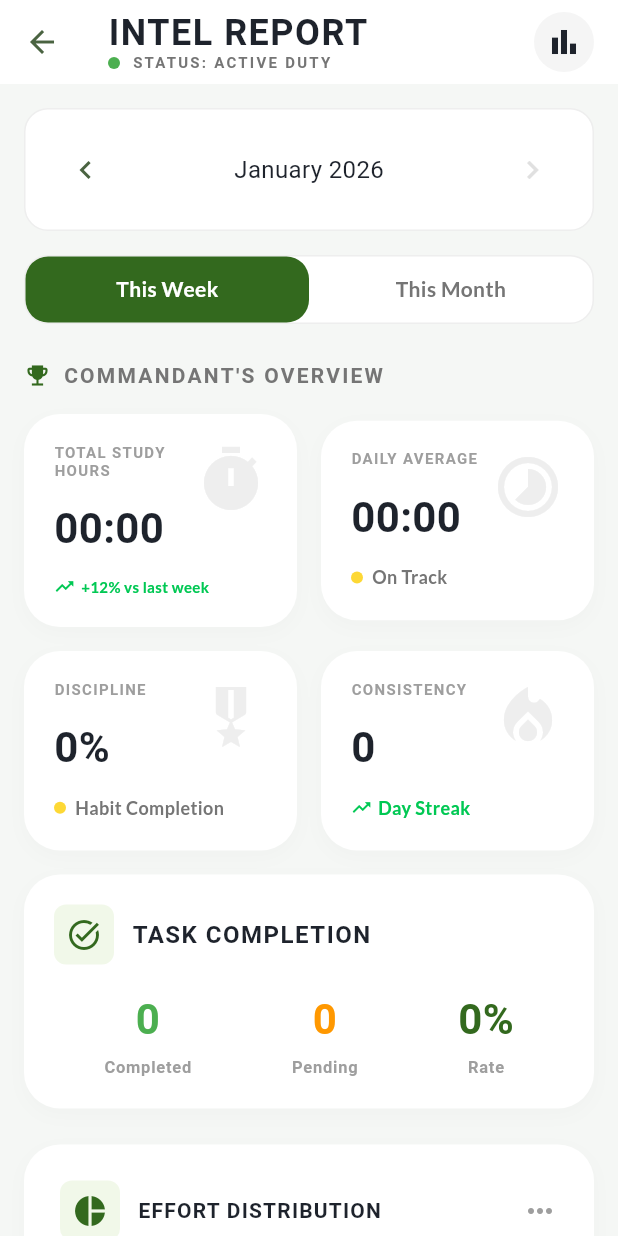
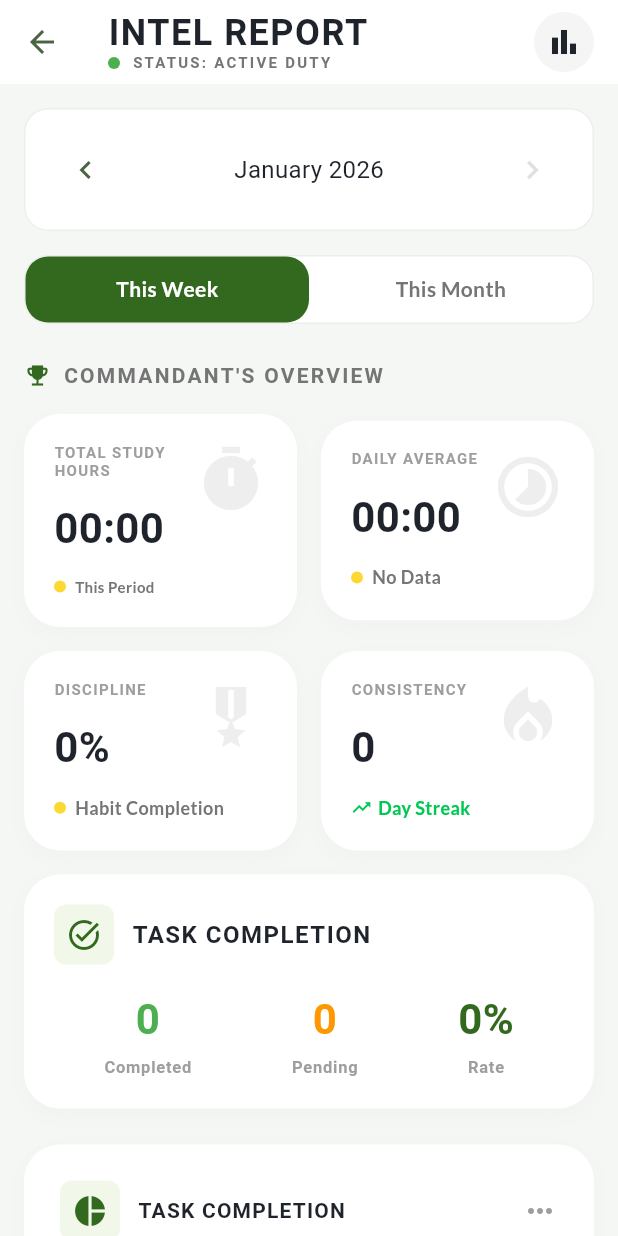
Before and after one commit to Jadav-Gajanand-19/Pahaar---Your-study-buddy, a Flutter app: the screen it shows once a user with an empty profile is signed in, scrolled down 576 dp, after a tap on the "insights" icon, on a phone screen of 412 x 824 dp. Run offline on Flutter 3.47's test engine with Material 3 defaults, Android fonts, the phone set to English and light mode, and no system bars; our stand-ins replace cloud_firestore, firebase_auth, firebase_core, firebase_messaging, fl_chart, flutter_local_notifications and 7 more; accounts and stored records are empty; Roboto replaces fonts that are missing (Black Ops One).

Commit message:
updated intel report

```diff
--- a/lib/core/utils/streak_calculator.dart
+++ b/lib/core/utils/streak_calculator.dart
@@ -4,13 +4,14 @@ int calculateStreak(List<Timestamp> timestamps) {
   if (timestamps.isEmpty) return 0;
 
   // Convert timestamps to DateTimes and remove duplicates for the same day
-  final uniqueDates = timestamps
+  final List<DateTime> uniqueDates = timestamps
       .map((ts) => DateTime(ts.toDate().year, ts.toDate().month, ts.toDate().day))
       .toSet()
-      .toList();
+      .toList()
+      .cast<DateTime>();
 
   // Sort dates in descending order
-  uniqueDates.sort((a, b) => b.compareTo(a));
+  uniqueDates.sort((DateTime a, DateTime b) => b.compareTo(a));
 
   int streak = 0;
   final today = DateTime.now();
--- a/lib/features/analytics/screens/intel_report_screen.dart
+++ b/lib/features/analytics/screens/intel_report_screen.dart
@@ -26,20 +26,22 @@ class IntelReportScreen extends ConsumerWidget {
   Widget build(BuildContext context, WidgetRef ref) {
     final range = ref.watch(statsDateRangeProvider);
     final rangeNotifier = ref.read(statsDateRangeProvider.notifier);
+    final selectedMonth = ref.watch(selectedMonthProvider);
     final sessionsAsync = ref.watch(sessionsForStatsProvider);
     final tasksAsync = ref.watch(tasksForStatsProvider);
     final habitsAsync = ref.watch(habitLogsForStatsProvider);
     final user = ref.watch(authStateChangeProvider).value;
 
-    // Get workouts for the selected date range
+    // Get workouts for the selected date range (respects selectedMonth)
     final now = DateTime.now();
+    final isCurrentMonth = selectedMonth.year == now.year && selectedMonth.month == now.month;
     final (start, end) = range == StatsDateRange.week
-        ? _getWeekDateRange()
-        : (DateTime(now.year, now.month, 1), DateTime(now.year, now.month + 1, 1));
+        ? _getWeekDateRange(fromDate: isCurrentMonth ? now : DateTime(selectedMonth.year, selectedMonth.month, 15))
+        : (DateTime(selectedMonth.year, selectedMonth.month, 1), DateTime(selectedMonth.year, selectedMonth.month + 1, 1));
 
     final workoutsAsync = user != null
         ? ref.watch(workoutsForDateRangeProvider((userId: user.uid, start: start, end: end)))
-        : const AsyncValue.data([]);
+        : const AsyncValue<List<WorkoutModel>>.data([]);
 
     // Data Calculation
     final double totalHours = sessionsAsync.maybeWhen(
@@ -58,13 +60,43 @@ class IntelReportScreen extends ConsumerWidget {
     final int totalTasks = tasksCompleted + tasksPending;
     final int efficiency = totalTasks > 0 ? ((tasksCompleted / totalTasks) * 100).round() : 0;
 
-    final numDaysStudied = sessionsAsync.maybeWhen(
-      data: (sessions) => sessions.map((s) => DateFormat('yyyy-MM-dd').format(s.startTime)).toSet().length,
-      orElse: () => 1,
-    );
-    final double avgHours = (range == StatsDateRange.week)
-        ? (totalHours / 7)
-        : (numDaysStudied > 0 ? totalHours / numDaysStudied : 0.0);
+    // Calculate days passed in current period for accurate average
+    final int daysInPeriod;
+    if (range == StatsDateRange.week) {
+      // For week: use actual days passed if current week, otherwise 7
+      if (isCurrentMonth) {
+        daysInPeriod = now.weekday; // Monday=1, so if today is Wed, that's 3 days
+      } else {
+        daysInPeriod = 7;
+      }
+    } else {
+      // For month: use days passed if current month, otherwise full month days
+      if (isCurrentMonth) {
+        daysInPeriod = now.day;
+      } else {
+        final lastDayOfMonth = DateTime(selectedMonth.year, selectedMonth.month + 1, 0);
+        daysInPeriod = lastDayOfMonth.day;
+      }
+    }
+    final double avgHours = daysInPeriod > 0 ? totalHours / daysInPeriod : 0.0;
+
+    // Dynamic status calculation (target: 3 hours/day)
+    const double targetDailyHours = 3.0;
+    final String dailyStatus;
+    final bool isOnTrack;
+    if (avgHours >= targetDailyHours) {
+      dailyStatus = 'Above Target';
+      isOnTrack = true;
+    } else if (avgHours >= targetDailyHours * 0.7) {
+      dailyStatus = 'On Track';
+      isOnTrack = true;
+    } else if (avgHours > 0) {
+      dailyStatus = 'Needs Focus';
+      isOnTrack = false;
+    } else {
+      dailyStatus = 'No Data';
+      isOnTrack = false;
+    }
 
     return Scaffold(
       backgroundColor: const Color(0xFFF5F7F5), // Light Grey bg
@@ -164,10 +196,11 @@ class IntelReportScreen extends ConsumerWidget {
                   child: _buildOverviewCard(
                     title: 'TOTAL STUDY\nHOURS',
                     value: _formatDuration(totalHours),
-                    subtitle: '+12% vs last week',
+                    subtitle: 'This Period',
                     isPositive: true,
                     icon: Icons.timer,
-                    subtitleFontSize: 10, // Reduced from default 12
+                    subtitleFontSize: 10,
+                    showDot: true,
                   ),
                 ),
                 const SizedBox(width: 16),
@@ -175,8 +208,8 @@ class IntelReportScreen extends ConsumerWidget {
                   child: _buildOverviewCard(
                     title: 'DAILY AVERAGE',
                     value: _formatDuration(avgHours),
-                    subtitle: 'On Track',
-                    isPositive: true,
+                    subtitle: dailyStatus,
+                    isPositive: isOnTrack,
                     icon: Icons.timelapse,
                     showDot: true,
                   ),
@@ -307,7 +340,7 @@ class IntelReportScreen extends ConsumerWidget {
                             const SizedBox(width: 12),
                             Flexible(
                               child: Text(
-                                'EFFORT DISTRIBUTION',
+                                'TASK COMPLETION',
                                 style: GoogleFonts.blackOpsOne(
                                   fontSize: 14,
                                   fontWeight: FontWeight.bold,
@@ -336,22 +369,24 @@ class IntelReportScreen extends ConsumerWidget {
                             sectionsSpace: 0,
                             centerSpaceRadius: 70,
                             startDegreeOffset: -90,
-                            sections: [
+                            sections: totalTasks > 0 ? [
                               PieChartSectionData(
-                                color: const Color(0xFF33691E), // Dark Green
-                                value: 50,
+                                color: const Color(0xFF33691E), // Dark Green - Completed
+                                value: tasksCompleted.toDouble(),
                                 radius: 25,
                                 showTitle: false,
                               ),
+                              if (tasksPending > 0)
+                                PieChartSectionData(
+                                  color: const Color(0xFFAFB42B), // Olive - Pending
+                                  value: tasksPending.toDouble(),
+                                  radius: 25,
+                                  showTitle: false,
+                                ),
+                            ] : [
                               PieChartSectionData(
-                                color: const Color(0xFFAFB42B), // Olive
-                                value: 25,
-                                radius: 25,
-                                showTitle: false,
-                              ),
-                              PieChartSectionData(
-                                color: const Color(0xFFEF5350), // Red
-                                value: 25,
+                                color: Colors.grey[300]!,
+                                value: 1,
                                 radius: 25,
                                 showTitle: false,
                               ),
@@ -406,15 +441,13 @@ class IntelReportScreen extends ConsumerWidget {
                   ),
                   const SizedBox(height: 32),
 
-                  // Legend
+                  // Legend - Dynamic values
                   Row(
                     mainAxisAlignment: MainAxisAlignment.spaceBetween,
                     children: [
-                      Flexible(child: _buildLegendItem('COMPLETED', '50%', const Color(0xFF33691E))),
+                      Flexible(child: _buildLegendItem('COMPLETED', totalTasks > 0 ? '${(tasksCompleted / totalTasks * 100).round()}%' : '0%', const Color(0xFF33691E))),
                       const SizedBox(width: 8),
-                      Flexible(child: _buildLegendItem('PENDING', '25%', const Color(0xFFAFB42B))),
-                      const SizedBox(width: 8),
-                      Flexible(child: _buildLegendItem('MISSED', '25%', const Color(0xFFEF5350))),
+                      Flexible(child: _buildLegendItem('PENDING', totalTasks > 0 ? '${(tasksPending / totalTasks * 100).round()}%' : '0%', const Color(0xFFAFB42B))),
                     ],
                   ),
                 ],
@@ -591,11 +624,27 @@ class IntelReportScreen extends ConsumerWidget {
     return sessionsAsync.maybeWhen(
       data: (sessions) {
         if (sessions.isEmpty) return 0;
-        // Simple streak calculation based on consecutive days
+
+        // Get unique dates and sort descending - cast to proper type
+        final List<DateTime> dates = sessions
+            .map((s) => DateTime(s.date.year, s.date.month, s.date.day))
+            .toSet()
+            .toList()
+            .cast<DateTime>();
+        dates.sort((DateTime a, DateTime b) => b.compareTo(a));
+
+        if (dates.isEmpty) return 0;
+
+        final today = DateTime.now();
+        final todayDate = DateTime(today.year, today.month, today.day);
+        final yesterdayDate = todayDate.subtract(const Duration(days: 1));
+
+        // Streak only counts if most recent workout was today or yesterday
+        if (!dates.first.isAtSameMomentAs(todayDate) && !dates.first.isAtSameMomentAs(yesterdayDate)) {
+          return 0; // Streak is broken
+        }
+
         int streak = 1;
-        final dates = sessions.map((s) => DateTime(s.date.year, s.date.month, s.date.day)).toSet().toList();
-        dates.sort((a, b) => b.compareTo(a) as int);
-
         for (int i = 0; i < dates.length - 1; i++) {
           final diff = dates[i].difference(dates[i + 1]).inDays;
           if (diff == 1) {
@@ -635,9 +684,11 @@ class IntelReportScreen extends ConsumerWidget {
     );
   }
 
-  (DateTime, DateTime) _getWeekDateRange() {
-    final now = DateTime.now();
-    final daysToSubtract = now.weekday % 7;
+  /// Get week date range with Monday as start
+  (DateTime, DateTime) _getWeekDateRange({DateTime? fromDate}) {
+    final now = fromDate ?? DateTime.now();
+    // weekday: 1=Monday, 7=Sunday. This gives Monday as week start.
+    final daysToSubtract = now.weekday - 1;
     final startOfWeek = DateTime(now.year, now.month, now.day - daysToSubtract);
     final endOfWeek = startOfWeek.add(const Duration(days: 7));
     return (startOfWeek, endOfWeek);
--- a/lib/features/dashboard/screens/dashboard_screen.dart
+++ b/lib/features/dashboard/screens/dashboard_screen.dart
@@ -12,7 +12,7 @@ import 'package:prahar/features/dashboard/widgets/session_log_tile.dart';
 import 'package:prahar/features/dashboard/widgets/upcoming_exams_card.dart';
 import 'package:prahar/features/dashboard/widgets/weekly_goals_card.dart';
 import 'package:prahar/features/dashboard/widgets/study_recommendations_card.dart';
-import 'package:prahar/features/dashboard/widgets/exam_readiness_card.dart';
+
 import 'package:prahar/features/dashboard/widgets/weekly_performance_card.dart';
 import 'package:prahar/features/dashboard/widgets/habit_challenge_card.dart';
 import 'package:prahar/features/tracking/screens/study_history_screen.dart';
@@ -117,8 +117,6 @@ class DashboardScreen extends ConsumerWidget {
           // Smart Study Suggestions (NEW)
           const SliverToBoxAdapter(child: StudyRecommendationsCard()),
 
-          // Exam Readiness (NEW)
-          const SliverToBoxAdapter(child: ExamReadinessCard()),
 
           // Weekly Performance (NEW)
           const SliverToBoxAdapter(child: WeeklyPerformanceCard()),
--- a/lib/features/dashboard/widgets/exam_readiness_card.dart
+++ /dev/null
@@ -1,179 +0,0 @@
-import 'package:flutter/material.dart';
-import 'package:flutter_riverpod/flutter_riverpod.dart';
-import 'package:google_fonts/google_fonts.dart';
-import 'package:prahar/core/theme/theme.dart';
-import 'package:prahar/providers/automation_enhancement_providers.dart';
-import 'package:prahar/providers/auth_providers.dart';
-import 'package:prahar/providers/settings_providers.dart';
-
-/// Exam Readiness Card - Shows overall exam preparation status
-class ExamReadinessCard extends ConsumerWidget {
-  const ExamReadinessCard({super.key});
-
-  @override
-  Widget build(BuildContext context, WidgetRef ref) {
-    final user = ref.watch(authStateChangeProvider).value;
-    final settings = ref.watch(userSettingsProvider).value;
-
-    if (user == null || settings == null) return const SizedBox.shrink();
-
-    // Normalize the exam date to prevent infinite rebuilds due to millisecond differences in DateTime.now()
-    final now = DateTime.now();
-    final today = DateTime(now.year, now.month, now.day);
-    final examDate = settings.examDate ?? today.add(const Duration(days: 180));
-    final normalizedExamDate = DateTime(examDate.year, examDate.month, examDate.day);
-
-    final readinessAsync = ref.watch(examReadinessProvider((userId: user.uid, examDate: normalizedExamDate)));
-
-    return Container(
-      margin: const EdgeInsets.symmetric(horizontal: 16, vertical: 8),
-      padding: const EdgeInsets.all(20),
-      decoration: BoxDecoration(
-        gradient: AppGradients.activeStatus,
-        borderRadius: BorderRadius.circular(12),
-        border: Border.all(color: kMilitaryGreen.withOpacity(0.5), width: 2),
-      ),
-      child: readinessAsync.when(
-        data: (readiness) => Column(
-          crossAxisAlignment: CrossAxisAlignment.start,
-          children: [
-            Row(
-              mainAxisAlignment: MainAxisAlignment.spaceBetween,
-              children: [
-                Column(
-                  crossAxisAlignment: CrossAxisAlignment.start,
-                  children: [
-                    Text(
-                      'EXAM READINESS',
-                      style: AppTextStyles.cardTitle.copyWith(fontSize: 12, color: Colors.white70),
-                    ),
-                    const SizedBox(height: 4),
-                    Row(
-                      children: [
-                        Text(
-                          readiness.emoji,
-                          style: const TextStyle(fontSize: 32),
-                        ),
-                        const SizedBox(width: 12),
-                        Text(
-                          '${readiness.overall}%',
-                          style: AppTextStyles.countdown.copyWith(fontSize: 48, color: Colors.white),
-                        ),
-                      ],
-                    ),
-                  ],
-                ),
-                Container(
-                  padding: const EdgeInsets.symmetric(horizontal: 12, vertical: 6),
-                  decoration: BoxDecoration(
-                    color: Colors.white.withOpacity(0.2),
-                    borderRadius: BorderRadius.circular(8),
-                  ),
-                  child: Text(
-                    readiness.readinessLevel,
-                    style: GoogleFonts.oswald(
-                      fontSize: 14,
-                      fontWeight: FontWeight.bold,
-                      color: Colors.white,
-                    ),
-                  ),
-                ),
-              ],
-            ),
-            const SizedBox(height: 16),
-
-            // Component Breakdown
-            Row(
-              children: [
-                Expanded(child: _buildComponentBar('Study', readiness.studyReadiness)),
-                const SizedBox(width: 8),
-                Expanded(child: _buildComponentBar('Quiz', readiness.knowledgeReadiness)),
-                const SizedBox(width: 8),
-                Expanded(child: _buildComponentBar('Fitness', readiness.fitnessReadiness)),
-              ],
-            ),
-            const SizedBox(height: 16),
-
-            // Days Remaining
-            Container(
-              padding: const EdgeInsets.all(12),
-              decoration: BoxDecoration(
-                color: Colors.white.withOpacity(0.1),
-                borderRadius: BorderRadius.circular(8),
-              ),
-              child: Row(
-                mainAxisAlignment: MainAxisAlignment.center,
-                children: [
-                  Icon(Icons.calendar_today, color: Colors.white, size: 16),
-                  const SizedBox(width: 8),
-                  Text(
-                    '${readiness.daysUntilExam} days until exam',
-                    style: AppTextStyles.bodyMedium.copyWith(color: Colors.white),
-                  ),
-                ],
-              ),
-            ),
-
-            // Recommendations
-            if (readiness.recommendations.isNotEmpty) ...[
-              const SizedBox(height: 12),
-              ...readiness.recommendations.take(2).map((rec) => Padding(
-                padding: const EdgeInsets.only(bottom: 4),
-                child: Text(
-                  rec,
-                  style: AppTextStyles.bodySmall.copyWith(color: Colors.white70),
-                ),
-              )),
-            ],
-          ],
-        ),
-        loading: () => const Center(
-          child: Padding(
-            padding: EdgeInsets.all(20.0),
-            child: CircularProgressIndicator(color: Colors.white),
-          ),
-        ),
-        error: (e, _) => Center(
-          child: Text(
-            'Unable to calculate readiness',
-            style: AppTextStyles.bodySmall.copyWith(color: Colors.white70),
-          ),
-        ),
-      ),
-    );
-  }
-
-  Widget _buildComponentBar(String label, int value) {
-    return Column(
-      children: [
-        Text(
-          label,
-          style: AppTextStyles.bodySmall.copyWith(color: Colors.white70, fontSize: 10),
-        ),
-        const SizedBox(height: 4),
-        Container(
-          height: 6,
-          decoration: BoxDecoration(
-            color: Colors.white.withOpacity(0.2),
-            borderRadius: BorderRadius.circular(3),
-          ),
-          child: FractionallySizedBox(
-            alignment: Alignment.centerLeft,
-            widthFactor: (value / 100).clamp(0.0, 1.0),
-            child: Container(
-              decoration: BoxDecoration(
-                color: Colors.white,
-                borderRadius: BorderRadius.circular(3),
-              ),
-            ),
-          ),
-        ),
-        const SizedBox(height: 2),
-        Text(
-          '$value%',
-          style: AppTextStyles.bodySmall.copyWith(color: Colors.white, fontSize: 10, fontWeight: FontWeight.bold),
-        ),
-      ],
-    );
-  }
-}
--- a/lib/features/tracking/screens/habit_tracker_screen.dart
+++ b/lib/features/tracking/screens/habit_tracker_screen.dart
@@ -155,7 +155,7 @@ class HabitTrackerScreen extends ConsumerWidget {
                                       ),
                                       Text(
                                         '$percentage%',
-                                        style: GoogleFonts.blackOpsOne(fontSize: 28, fontWeight: FontWeight.bold, color: const Color(0xFF8DC63F)), // Reduced from 32
+                                        style: GoogleFonts.blackOpsOne(fontSize: 24, fontWeight: FontWeight.bold, color: const Color(0xFF8DC63F)), // Reduced from 28
                                       ),
                                     ],
                                   ),
@@ -602,10 +602,12 @@ void _showAddOrEditHabitDialog(BuildContext context, WidgetRef ref, {Habit? habi
 Map<String, dynamic> calculateAdvancedStreak(List<Timestamp> timestamps, DateTime habitStartDate) {
   if (timestamps.isEmpty) return {'currentStreak': 0, 'longestStreak': 0, 'startDate': habitStartDate};
 
-  final uniqueDates = timestamps
+  final List<DateTime> uniqueDates = timestamps
       .map((ts) => DateTime(ts.toDate().year, ts.toDate().month, ts.toDate().day))
-      .toSet().toList();
-  uniqueDates.sort((a, b) => b.compareTo(a));
+      .toSet()
+      .toList()
+      .cast<DateTime>();
+  uniqueDates.sort((DateTime a, DateTime b) => b.compareTo(a));
 
   int currentStreak = 0;
   DateTime effectiveStartDate = habitStartDate;
--- a/lib/providers/analytics_providers.dart
+++ b/lib/providers/analytics_providers.dart
@@ -9,8 +9,7 @@ final analyticsServiceProvider = Provider<AnalyticsService>((ref) {
   return AnalyticsService(firestoreService);
 });
 
-/// Selected Month Provider for Intel Report
-final selectedMonthProvider = StateProvider<DateTime>((ref) => DateTime.now());
+// NOTE: selectedMonthProvider is now defined in firestore_providers.dart
 
 /// Mock Test Analytics Provider
 final mockTestAnalyticsProvider = FutureProvider.autoDispose((ref) async {
--- a/lib/providers/firestore_providers.dart
+++ b/lib/providers/firestore_providers.dart
@@ -16,9 +16,11 @@ import 'package:prahar/providers/midnight_refresh_provider.dart';
 enum StatsDateRange { week, month }
 final statsDateRangeProvider = StateProvider<StatsDateRange>((ref) => StatsDateRange.week);
 
-(DateTime, DateTime) _getWeekDateRange() {
-  final now = DateTime.now();
-  final daysToSubtract = now.weekday % 7;
+/// Get week date range with Monday as start (consistent with week comparison)
+(DateTime, DateTime) _getWeekDateRange({DateTime? fromDate}) {
+  final now = fromDate ?? DateTime.now();
+  // weekday: 1=Monday, 7=Sunday. This gives Monday as week start.
+  final daysToSubtract = now.weekday - 1;
   final startOfWeek = DateTime(now.year, now.month, now.day - daysToSubtract);
   final endOfWeek = startOfWeek.add(const Duration(days: 7));
   return (startOfWeek, endOfWeek);
@@ -112,18 +114,26 @@ final weeklyGoalsProvider = StreamProvider<List<WeeklyGoal>>((ref) {
   return ref.watch(firestoreServiceProvider).getGoalsForCurrentWeek(user.uid);
 });
 
-// --- STATS PROVIDERS ---
+// --- STATS PROVIDERS (Now respect selectedMonthProvider) ---
+/// Provider to get the selected month for Intel Report
+final selectedMonthProvider = StateProvider<DateTime>((ref) => DateTime.now());
+
 final sessionsForStatsProvider = StreamProvider<List<StudySession>>((ref) {
   final user = ref.watch(authStateChangeProvider).value;
   if (user == null) return Stream.value([]);
   final range = ref.watch(statsDateRangeProvider);
+  final selectedMonth = ref.watch(selectedMonthProvider);
   final firestoreService = ref.watch(firestoreServiceProvider);
-  final now = DateTime.now();
+
   if (range == StatsDateRange.week) {
-    final (start, end) = _getWeekDateRange();
+    // For week view, use selected month's week or current week if same month
+    final now = DateTime.now();
+    final isCurrentMonth = selectedMonth.year == now.year && selectedMonth.month == now.month;
+    final referenceDate = isCurrentMonth ? now : DateTime(selectedMonth.year, selectedMonth.month, 15);
+    final (start, end) = _getWeekDateRange(fromDate: referenceDate);
     return firestoreService.getSessionsForDateRange(user.uid, start, end);
   } else {
-    return firestoreService.getSessionsForMonth(user.uid, now);
+    return firestoreService.getSessionsForMonth(user.uid, selectedMonth);
   }
 });
 
@@ -131,15 +141,19 @@ final habitLogsForStatsProvider = StreamProvider<List<DocumentSnapshot>>((ref) {
   final user = ref.watch(authStateChangeProvider).value;
   if (user == null) return Stream.value([]);
   final range = ref.watch(statsDateRangeProvider);
+  final selectedMonth = ref.watch(selectedMonthProvider);
   final firestoreService = ref.watch(firestoreServiceProvider);
-  final now = DateTime.now();
+
   DateTime start;
   DateTime end;
   if (range == StatsDateRange.week) {
-    (start, end) = _getWeekDateRange();
+    final now = DateTime.now();
+    final isCurrentMonth = selectedMonth.year == now.year && selectedMonth.month == now.month;
+    final referenceDate = isCurrentMonth ? now : DateTime(selectedMonth.year, selectedMonth.month, 15);
+    (start, end) = _getWeekDateRange(fromDate: referenceDate);
   } else {
-    start = DateTime(now.year, now.month, 1);
-    end = DateTime(now.year, now.month + 1, 1);
+    start = DateTime(selectedMonth.year, selectedMonth.month, 1);
+    end = DateTime(selectedMonth.year, selectedMonth.month + 1, 1);
   }
   return firestoreService.getHabitLogsForDateRange(user.uid, start, end);
 });
@@ -148,15 +162,19 @@ final tasksForStatsProvider = StreamProvider<List<Task>>((ref) {
   final user = ref.watch(authStateChangeProvider).value;
   if (user == null) return Stream.value([]);
   final range = ref.watch(statsDateRangeProvider);
+  final selectedMonth = ref.watch(selectedMonthProvider);
   final firestoreService = ref.watch(firestoreServiceProvider);
-  final now = DateTime.now();
+
   DateTime start;
   DateTime end;
   if (range == StatsDateRange.week) {
-    (start, end) = _getWeekDateRange();
+    final now = DateTime.now();
+    final isCurrentMonth = selectedMonth.year == now.year && selectedMonth.month == now.month;
+    final referenceDate = isCurrentMonth ? now : DateTime(selectedMonth.year, selectedMonth.month, 15);
+    (start, end) = _getWeekDateRange(fromDate: referenceDate);
   } else {
-    start = DateTime(now.year, now.month, 1);
-    end = DateTime(now.year, now.month + 1, 1);
+    start = DateTime(selectedMonth.year, selectedMonth.month, 1);
+    end = DateTime(selectedMonth.year, selectedMonth.month + 1, 1);
   }
   return firestoreService.getTasksForDateRange(user.uid, start, end);
 });
```
